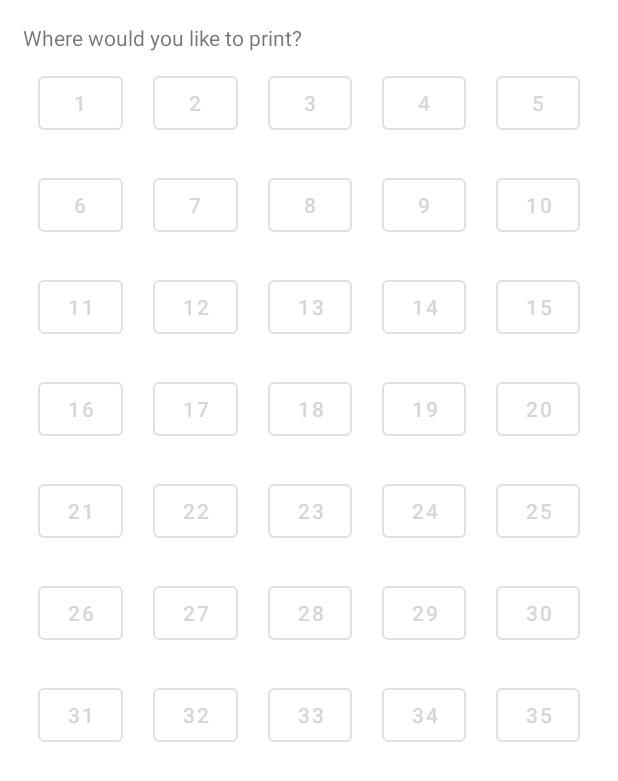
After one commit to wbgs-ye/Viprus, an Android app: the layout print_dialog.xml on its own in the app's theme, with its tools: preview values and no code run, on a phone screen of 412 x 824 dp. The commit adds this screen. Shown: the top 781 px of the screen. Run offline under Robolectric (Android 15) with nearby library versions, the phone set to English and light mode, and no system bars.

Commit message:
Added print buttons

```diff
--- a/app/src/main/AndroidManifest.xml
+++ b/app/src/main/AndroidManifest.xml
@@ -45,6 +45,7 @@
         <activity
             android:name=".ui.activities.WifiNetworkActivity"
             android:label="@string/wifi_activity_title"
+            android:screenOrientation="portrait"
             android:theme="@style/AppTheme.NoActionBar" />
 
         <activity
--- a/app/src/main/java/com/viprus/viprus/ui/activities/WifiNetworkActivity.java
+++ b/app/src/main/java/com/viprus/viprus/ui/activities/WifiNetworkActivity.java
@@ -68,6 +68,7 @@ import com.viprus.viprus.model.WifiAuthType;
 import com.viprus.viprus.model.WifiException;
 import com.viprus.viprus.model.WifiNetwork;
 import com.viprus.viprus.ui.AboutDialog;
+import com.viprus.viprus.ui.PrintDialog;
 import com.viprus.viprus.utils.NfcUtils;
 import com.viprus.viprus.utils.QrCodeUtils;
 
@@ -478,6 +479,10 @@ public class WifiNetworkActivity extends AppCompatActivity {
                 final AlertDialog aboutDialog = new AboutDialog(this);
                 aboutDialog.show();
                 return true;
+            case R.id.action_print:
+                final AlertDialog printDialog = new PrintDialog(this);
+                printDialog.show();
+                return true;
             default:
                 return super.onOptionsItemSelected(item);
         }
--- /dev/null
+++ b/app/src/main/res/layout/print_dialog.xml
@@ -0,0 +1,398 @@
+<?xml version="1.0" encoding="utf-8"?>
+<LinearLayout xmlns:android="http://schemas.android.com/apk/res/android"
+    android:layout_width="match_parent"
+    android:layout_height="match_parent"
+    xmlns:tools="http://schemas.android.com/tools"
+    android:orientation="vertical"
+    android:padding="15dp"
+    tools:context=".ui.PrintDialog">
+
+    <LinearLayout
+        android:layout_width="match_parent"
+        android:layout_height="wrap_content"
+        android:gravity="center_vertical"
+        android:orientation="horizontal">
+
+        <TextView
+            android:layout_width="0dp"
+            android:layout_height="wrap_content"
+            android:layout_weight=".3"
+            android:text="Where would you like to print?" />
+
+    </LinearLayout>
+
+    <LinearLayout
+        android:layout_width="wrap_content"
+        android:layout_height="wrap_content"
+        android:gravity="center_vertical"
+        android:orientation="horizontal"
+        tools:context=".ui.PrintDialog">
+
+
+        <com.google.android.material.button.MaterialButton
+            style="@style/Widget.MaterialComponents.Button.OutlinedButton"
+            android:strokeColor="@color/colorAccent"
+            android:id="@+id/button01"
+            android:layout_width="0dp"
+            android:layout_height="wrap_content"
+            android:layout_weight="1"
+            android:layout_margin="10dp"
+            android:text="1" />
+
+        <com.google.android.material.button.MaterialButton
+            style="@style/Widget.MaterialComponents.Button.OutlinedButton"
+            android:id="@+id/button02"
+            android:layout_width="0dp"
+            android:layout_height="wrap_content"
+            android:layout_weight="1"
+            android:layout_margin="10dp"
+            android:text="2" />
+
+        <com.google.android.material.button.MaterialButton
+            style="@style/Widget.MaterialComponents.Button.OutlinedButton"
+            android:id="@+id/button03"
+            android:layout_width="0dp"
+            android:layout_height="wrap_content"
+            android:layout_weight="1"
+            android:layout_margin="10dp"
+            android:text="3" />
+
+        <com.google.android.material.button.MaterialButton
+            style="@style/Widget.MaterialComponents.Button.OutlinedButton"
+            android:id="@+id/button04"
+            android:layout_width="0dp"
+            android:layout_height="wrap_content"
+            android:layout_weight="1"
+            android:layout_margin="10dp"
+            android:text="4" />
+
+        <com.google.android.material.button.MaterialButton
+            style="@style/Widget.MaterialComponents.Button.OutlinedButton"
+            android:id="@+id/button05"
+            android:layout_width="0dp"
+            android:layout_height="wrap_content"
+            android:layout_weight="1"
+            android:layout_margin="10dp"
+            android:text="5" />
+    </LinearLayout>
+
+    <LinearLayout
+        android:layout_width="wrap_content"
+        android:layout_height="wrap_content"
+        android:gravity="center_vertical"
+        android:orientation="horizontal">
+
+
+        <com.google.android.material.button.MaterialButton
+            style="@style/Widget.MaterialComponents.Button.OutlinedButton"
+            android:id="@+id/button11"
+            android:layout_width="0dp"
+            android:layout_height="wrap_content"
+            android:layout_weight="1"
+            android:layout_margin="10dp"
+            android:text="6" />
+
+        <com.google.android.material.button.MaterialButton
+            style="@style/Widget.MaterialComponents.Button.OutlinedButton"
+            android:id="@+id/button12"
+            android:layout_width="0dp"
+            android:layout_height="wrap_content"
+            android:layout_weight="1"
+            android:layout_margin="10dp"
+            android:text="7" />
+
+        <com.google.android.material.button.MaterialButton
+            style="@style/Widget.MaterialComponents.Button.OutlinedButton"
+            android:id="@+id/button13"
+            android:layout_width="0dp"
+            android:layout_height="wrap_content"
+            android:layout_weight="1"
+            android:layout_margin="10dp"
+            android:text="8" />
+
+        <com.google.android.material.button.MaterialButton
+            style="@style/Widget.MaterialComponents.Button.OutlinedButton"
+            android:id="@+id/button14"
+            android:layout_width="0dp"
+            android:layout_height="wrap_content"
+            android:layout_weight="1"
+            android:layout_margin="10dp"
+            android:text="9" />
+
+        <com.google.android.material.button.MaterialButton
+            style="@style/Widget.MaterialComponents.Button.OutlinedButton"
+            android:id="@+id/button15"
+            android:layout_width="0dp"
+            android:layout_height="wrap_content"
+            android:layout_weight="1"
+            android:layout_margin="10dp"
+            android:text="10" />
+    </LinearLayout>
+
+    <LinearLayout
+        android:layout_width="wrap_content"
+        android:layout_height="wrap_content"
+        android:gravity="center_vertical"
+        android:orientation="horizontal">
+
+
+        <com.google.android.material.button.MaterialButton
+            style="@style/Widget.MaterialComponents.Button.OutlinedButton"
+            android:id="@+id/button21"
+            android:layout_width="0dp"
+            android:layout_height="wrap_content"
+            android:layout_weight="1"
+            android:layout_margin="10dp"
+            android:text="11" />
+
+        <com.google.android.material.button.MaterialButton
+            style="@style/Widget.MaterialComponents.Button.OutlinedButton"
+            android:id="@+id/button22"
+            android:layout_width="0dp"
+            android:layout_height="wrap_content"
+            android:layout_weight="1"
+            android:layout_margin="10dp"
+            android:text="12" />
+
+        <com.google.android.material.button.MaterialButton
+            style="@style/Widget.MaterialComponents.Button.OutlinedButton"
+            android:id="@+id/button23"
+            android:layout_width="0dp"
+            android:layout_height="wrap_content"
+            android:layout_margin="10dp"
+            android:layout_weight="1"
+            android:text="13" />
+
+        <com.google.android.material.button.MaterialButton
+            style="@style/Widget.MaterialComponents.Button.OutlinedButton"
+            android:id="@+id/button24"
+            android:layout_width="0dp"
+            android:layout_height="wrap_content"
+            android:layout_margin="10dp"
+            android:layout_weight="1"
+            android:text="14" />
+
+        <com.google.android.material.button.MaterialButton
+            style="@style/Widget.MaterialComponents.Button.OutlinedButton"
+            android:id="@+id/button25"
+            android:layout_width="0dp"
+            android:layout_height="wrap_content"
+            android:layout_margin="10dp"
+            android:layout_weight="1"
+            android:text="15" />
+    </LinearLayout>
+
+    <LinearLayout
+        android:layout_width="wrap_content"
+        android:layout_height="wrap_content"
+        android:gravity="center_vertical"
+        android:orientation="horizontal">
+
+
+        <com.google.android.material.button.MaterialButton
+            style="@style/Widget.MaterialComponents.Button.OutlinedButton"
+            android:id="@+id/button31"
+            android:layout_width="0dp"
+            android:layout_height="wrap_content"
+            android:layout_weight="1"
+            android:layout_margin="10dp"
+            android:text="16" />
+
+        <com.google.android.material.button.MaterialButton
+            style="@style/Widget.MaterialComponents.Button.OutlinedButton"
+            android:id="@+id/button32"
+            android:layout_width="0dp"
+            android:layout_height="wrap_content"
+            android:layout_weight="1"
+            android:layout_margin="10dp"
+            android:text="17" />
+
+        <com.google.android.material.button.MaterialButton
+            style="@style/Widget.MaterialComponents.Button.OutlinedButton"
+            android:id="@+id/button33"
+            android:layout_width="0dp"
+            android:layout_height="wrap_content"
+            android:layout_weight="1"
+            android:layout_margin="10dp"
+            android:text="18" />
+
+        <com.google.android.material.button.MaterialButton
+            style="@style/Widget.MaterialComponents.Button.OutlinedButton"
+            android:id="@+id/button34"
+            android:layout_width="0dp"
+            android:layout_height="wrap_content"
+            android:layout_weight="1"
+            android:layout_margin="10dp"
+            android:text="19" />
+
+        <com.google.android.material.button.MaterialButton
+            style="@style/Widget.MaterialComponents.Button.OutlinedButton"
+            android:id="@+id/button35"
+            android:layout_width="0dp"
+            android:layout_height="wrap_content"
+            android:layout_weight="1"
+            android:layout_margin="10dp"
+            android:text="20" />
+    </LinearLayout>
+
+    <LinearLayout
+        android:layout_width="wrap_content"
+        android:layout_height="wrap_content"
+        android:gravity="center_vertical"
+        android:orientation="horizontal">
+
+
+        <com.google.android.material.button.MaterialButton
+            style="@style/Widget.MaterialComponents.Button.OutlinedButton"
+            android:id="@+id/button41"
+            android:layout_width="0dp"
+            android:layout_height="wrap_content"
+            android:layout_weight="1"
+            android:layout_margin="10dp"
+            android:text="21" />
+
+        <com.google.android.material.button.MaterialButton
+            style="@style/Widget.MaterialComponents.Button.OutlinedButton"
+            android:id="@+id/button42"
+            android:layout_width="0dp"
+            android:layout_height="wrap_content"
+            android:layout_weight="1"
+            android:layout_margin="10dp"
+            android:text="22" />
+
+        <com.google.android.material.button.MaterialButton
+            style="@style/Widget.MaterialComponents.Button.OutlinedButton"
+            android:id="@+id/button43"
+            android:layout_width="0dp"
+            android:layout_height="wrap_content"
+            android:layout_weight="1"
+            android:layout_margin="10dp"
+            android:text="23" />
+
+        <com.google.android.material.button.MaterialButton
+            style="@style/Widget.MaterialComponents.Button.OutlinedButton"
+            android:id="@+id/button44"
+            android:layout_width="0dp"
+            android:layout_height="wrap_content"
+            android:layout_weight="1"
+            android:layout_margin="10dp"
+            android:text="24" />
+
+        <com.google.android.material.button.MaterialButton
+            style="@style/Widget.MaterialComponents.Button.OutlinedButton"
+            android:id="@+id/button45"
+            android:layout_width="0dp"
+            android:layout_height="wrap_content"
+            android:layout_weight="1"
+            android:layout_margin="10dp"
+            android:text="25" />
+    </LinearLayout>
+
+    <LinearLayout
+        android:layout_width="wrap_content"
+        android:layout_height="wrap_content"
+        android:gravity="center_vertical"
+        android:orientation="horizontal">
+
+
+        <com.google.android.material.button.MaterialButton
+            style="@style/Widget.MaterialComponents.Button.OutlinedButton"
+            android:id="@+id/button51"
+            android:layout_width="0dp"
+            android:layout_height="wrap_content"
+            android:layout_weight="1"
+            android:layout_margin="10dp"
+            android:text="26" />
+
+        <com.google.android.material.button.MaterialButton
+            style="@style/Widget.MaterialComponents.Button.OutlinedButton"
+            android:id="@+id/button52"
+            android:layout_width="0dp"
+            android:layout_height="wrap_content"
+            android:layout_weight="1"
+            android:layout_margin="10dp"
+            android:text="27" />
+
+        <com.google.android.material.button.MaterialButton
+            style="@style/Widget.MaterialComponents.Button.OutlinedButton"
+            android:id="@+id/button53"
+            android:layout_width="0dp"
+            android:layout_height="wrap_content"
+            android:layout_weight="1"
+            android:layout_margin="10dp"
+            android:text="28" />
+
+        <com.google.android.material.button.MaterialButton
+            style="@style/Widget.MaterialComponents.Button.OutlinedButton"
+            android:id="@+id/button54"
+            android:layout_width="0dp"
+            android:layout_height="wrap_content"
+            android:layout_weight="1"
+            android:layout_margin="10dp"
+            android:text="29" />
+
+        <com.google.android.material.button.MaterialButton
+            style="@style/Widget.MaterialComponents.Button.OutlinedButton"
+            android:id="@+id/button55"
+            android:layout_width="0dp"
+            android:layout_height="wrap_content"
+            android:layout_weight="1"
+            android:layout_margin="10dp"
+            android:text="30" />
+    </LinearLayout>
+
+    <LinearLayout
+        android:layout_width="wrap_content"
+        android:layout_height="wrap_content"
+        android:gravity="center_vertical"
+        android:orientation="horizontal">
+
+
+        <com.google.android.material.button.MaterialButton
+            style="@style/Widget.MaterialComponents.Button.OutlinedButton"
+            android:id="@+id/button61"
+            android:layout_width="0dp"
+            android:layout_height="wrap_content"
+            android:layout_weight="1"
+            android:layout_margin="10dp"
+            android:text="31" />
+
+        <com.google.android.material.button.MaterialButton
+            style="@style/Widget.MaterialComponents.Button.OutlinedButton"
+            android:id="@+id/button62"
+            android:layout_width="0dp"
+            android:layout_height="wrap_content"
+            android:layout_weight="1"
+            android:layout_margin="10dp"
+            android:text="32" />
+
+        <com.google.android.material.button.MaterialButton
+            style="@style/Widget.MaterialComponents.Button.OutlinedButton"
+            android:id="@+id/button63"
+            android:layout_width="0dp"
+            android:layout_height="wrap_content"
+            android:layout_weight="1"
+            android:layout_margin="10dp"
+            android:text="33" />
+
+        <com.google.android.material.button.MaterialButton
+            style="@style/Widget.MaterialComponents.Button.OutlinedButton"
+            android:id="@+id/button64"
+            android:layout_width="0dp"
+            android:layout_height="wrap_content"
+            android:layout_weight="1"
+            android:layout_margin="10dp"
+            android:text="34" />
+
+        <com.google.android.material.button.MaterialButton
+            style="@style/Widget.MaterialComponents.Button.OutlinedButton"
+            android:id="@+id/button65"
+            android:layout_width="0dp"
+            android:layout_height="wrap_content"
+            android:layout_weight="1"
+            android:layout_margin="10dp"
+            android:text="35" />
+    </LinearLayout>
+
+
+</LinearLayout>
--- a/app/src/main/res/menu/menu_wifi_network.xml
+++ b/app/src/main/res/menu/menu_wifi_network.xml
@@ -36,4 +36,9 @@
         android:orderInCategory="99"
         android:title="@string/about_dialog_title"
         app:showAsAction="never" />
+    <item
+        android:id="@+id/action_print"
+        android:orderInCategory="99"
+        android:title="@string/print_dialog_title"
+        app:showAsAction="never" />
 </menu>
--- a/app/src/main/res/values/strings.xml
+++ b/app/src/main/res/values/strings.xml
@@ -77,7 +77,7 @@
     <string name="confirm_connection_status_wifi_connected">Connected</string>
     <string name="confirm_connection_title_connect_to_network">Connect to network</string>
     <string name="confirm_connection_prompt_connect_to_network">Connect to network %1$s?</string>
-
+    <string name="print_dialog_title">Print</string>
     <!-- About dialog -->
     <string name="about_dialog_title">About</string>
     <!-- HTML text for the About dialog box -->
```
Also changed, not shown: app/src/main/java/com/viprus/viprus/ui/PrintDialog.java (added, +325 -0 lines).
